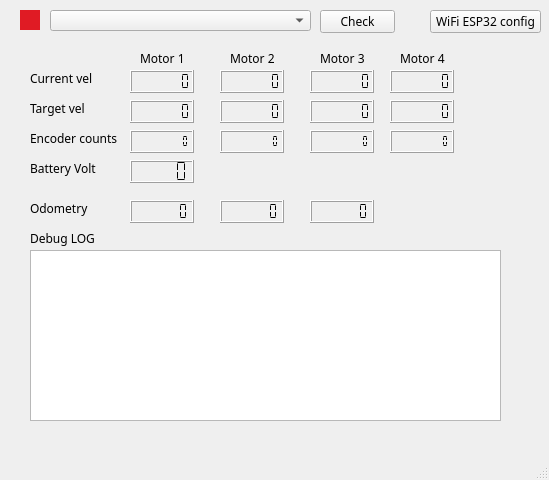
Old version of the form qt_interface/mainwindow.ui in the repository PabloNH00/rosa_firmware_Pablo.
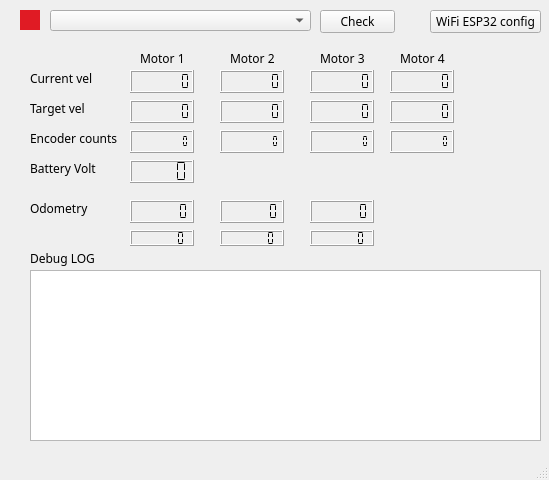
New version of the form. Custom widgets are drawn as their Qt base class.

What changed in the file:
```diff
--- a/qt_interface/mainwindow.ui
+++ b/qt_interface/mainwindow.ui
@@ -65,8 +65,8 @@
     <property name="geometry">
      <rect>
       <x>30</x>
-      <y>250</y>
-      <width>471</width>
+      <y>270</y>
+      <width>511</width>
       <height>171</height>
      </rect>
     </property>
@@ -75,7 +75,7 @@
     <property name="geometry">
      <rect>
       <x>30</x>
-      <y>230</y>
+      <y>250</y>
       <width>81</width>
       <height>16</height>
      </rect>
@@ -509,6 +509,63 @@
      <string>Odometry</string>
     </property>
    </widget>
+   <widget class="QLCDNumber" name="odom_vx">
+    <property name="geometry">
+     <rect>
+      <x>130</x>
+      <y>230</y>
+      <width>64</width>
+      <height>16</height>
+     </rect>
+    </property>
+    <property name="smallDecimalPoint">
+     <bool>true</bool>
+    </property>
+    <property name="digitCount">
+     <number>6</number>
+    </property>
+    <property name="segmentStyle">
+     <enum>QLCDNumber::Flat</enum>
+    </property>
+   </widget>
+   <widget class="QLCDNumber" name="odom_vy">
+    <property name="geometry">
+     <rect>
+      <x>220</x>
+      <y>230</y>
+      <width>64</width>
+      <height>16</height>
+     </rect>
+    </property>
+    <property name="smallDecimalPoint">
+     <bool>true</bool>
+    </property>
+    <property name="digitCount">
+     <number>6</number>
+    </property>
+    <property name="segmentStyle">
+     <enum>QLCDNumber::Flat</enum>
+    </property>
+   </widget>
+   <widget class="QLCDNumber" name="odom_vyaw">
+    <property name="geometry">
+     <rect>
+      <x>310</x>
+      <y>230</y>
+      <width>64</width>
+      <height>16</height>
+     </rect>
+    </property>
+    <property name="smallDecimalPoint">
+     <bool>true</bool>
+    </property>
+    <property name="digitCount">
+     <number>6</number>
+    </property>
+    <property name="segmentStyle">
+     <enum>QLCDNumber::Flat</enum>
+    </property>
+   </widget>
   </widget>
   <widget class="QMenuBar" name="menubar">
    <property name="geometry">
```
Left out of the diff: 2 changed lines with no effect on the pictures.
